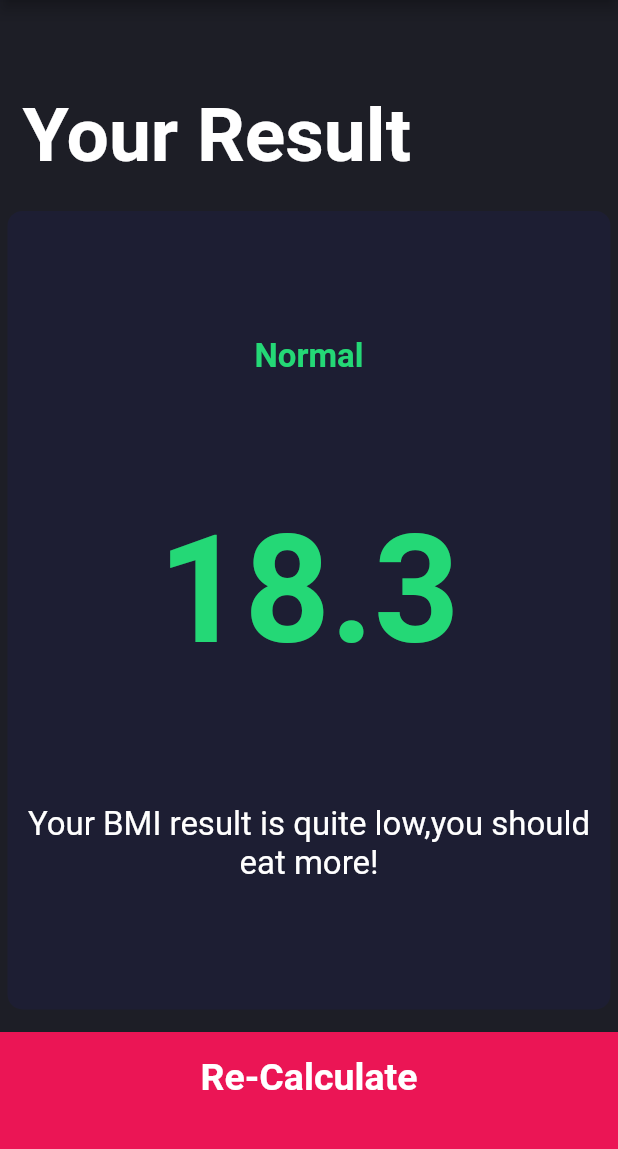
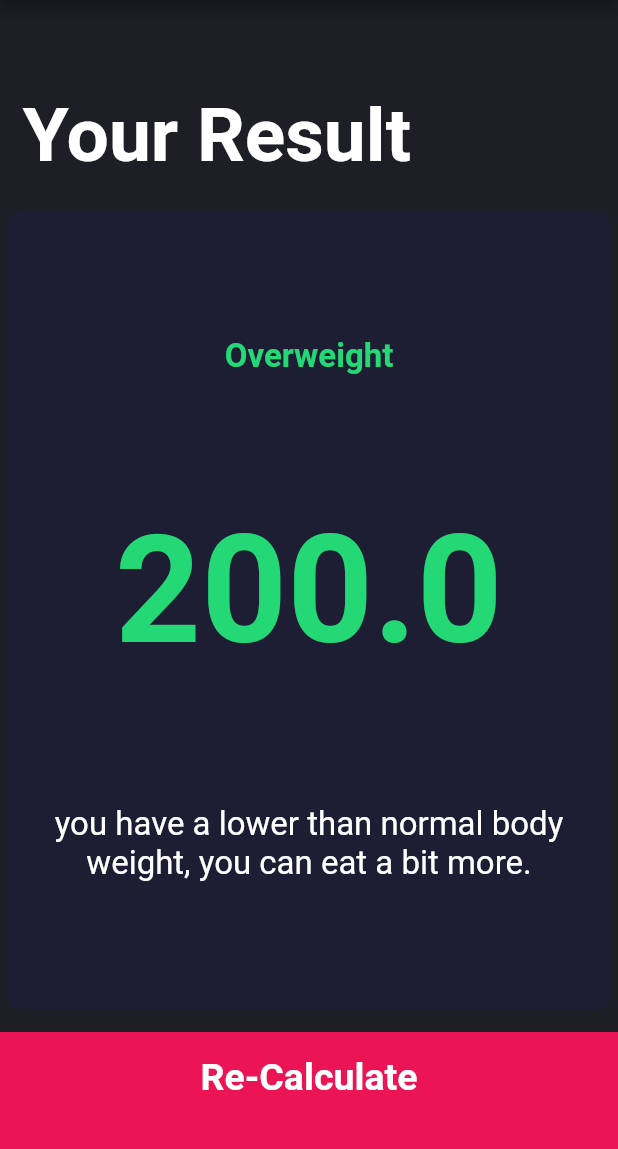
Before and after one commit to Dhruvjohari2/flutterdevlopmentapp, a Flutter app: the BMICalculator screen opened directly, after a tap on "Calculator", on a phone screen of 412 x 824 dp, the part 84-1233 px from its top. Run offline on Flutter 3.47's test engine with Material 2 defaults, Android fonts, the phone set to English and light mode, and no system bars; our stand-ins replace font_awesome_flutter.

Commit message:
BMI completed

```diff
--- a/lib/BMI calculator/bmi_calculator.dart
+++ b/lib/BMI calculator/bmi_calculator.dart
@@ -1,4 +1,5 @@
 import 'package:flutter/material.dart';
+import 'package:i_am_rich/BMI%20calculator/calculator_brain.dart';
 import 'package:i_am_rich/BMI%20calculator/components/bottom_button.dart';
 import 'package:i_am_rich/BMI%20calculator/constants.dart';
 import 'package:i_am_rich/BMI%20calculator/components/icon_content.dart';
@@ -226,10 +227,19 @@ class _BMICalculatorState extends State<BMICalculator> {
           ),
           BottomButton(
             onTap: () {
+              CalculatorBrain calc = CalculatorBrain(
+                height: height,
+                weight: weight,
+              );
+
               Navigator.push(
                 context,
                 MaterialPageRoute(
-                  builder: (context) => const ResultsPage(),
+                  builder: (context) => ResultsPage(
+                    interpretation: calc.getInterpretation(),
+                    bmiResult: calc.calculateBMI(),
+                    resultText: calc.getResult(),
+                  ),
                 ),
               );
             },
--- a/lib/BMI calculator/calculator_brain.dart
+++ b/lib/BMI calculator/calculator_brain.dart
@@ -8,7 +8,7 @@ class CalculatorBrain {
   final int height;
   final int weight;
 
-  double _bmi;
+  double _bmi = 0.0;
 
   String calculateBMI() {
     _bmi = weight / pow(weight / 100, 2);
@@ -27,11 +27,11 @@ class CalculatorBrain {
 
   String getInterpretation() {
     if (_bmi >= 25) {
-      return 'Overweight';
+      return 'You have a higher than normal weight. try to exercise more.';
     } else if (_bmi > 18.5) {
-      return 'Normal';
+      return 'You have normal body weight. good job';
     } else {
-      return 'Underweight';
+      return 'you have a lower than normal body weight, you can eat a bit more.';
     }
   }
 }
--- a/lib/BMI calculator/screens/results_page.dart
+++ b/lib/BMI calculator/screens/results_page.dart
@@ -5,7 +5,16 @@ import 'package:i_am_rich/BMI%20calculator/constants.dart';
 import 'package:i_am_rich/BMI%20calculator/components/resuablecard.dart';
 
 class ResultsPage extends StatelessWidget {
-  const ResultsPage({Key? key}) : super(key: key);
+  const ResultsPage(
+      {required this.interpretation,
+      required this.bmiResult,
+      required this.resultText,
+      Key? key})
+      : super(key: key);
+
+  final String bmiResult;
+  final String resultText;
+  final String interpretation;
 
   @override
   Widget build(BuildContext context) {
@@ -35,17 +44,17 @@ class ResultsPage extends StatelessWidget {
               cardChild: Column(
                 mainAxisAlignment: MainAxisAlignment.spaceEvenly,
                 crossAxisAlignment: CrossAxisAlignment.center,
-                children: const [
+                children:  [
                   Text(
-                    'Normal',
+                    resultText,
                     style: kResultTextStyle,
                   ),
                   Text(
-                    '18.3',
+                    bmiResult,
                     style: kBMITextStyle,
                   ),
                   Text(
-                    'Your BMI result is quite low,you should eat more!',
+                    interpretation,
                     textAlign: TextAlign.center,
                     style: kBodyTextStyle,
                   )
```
